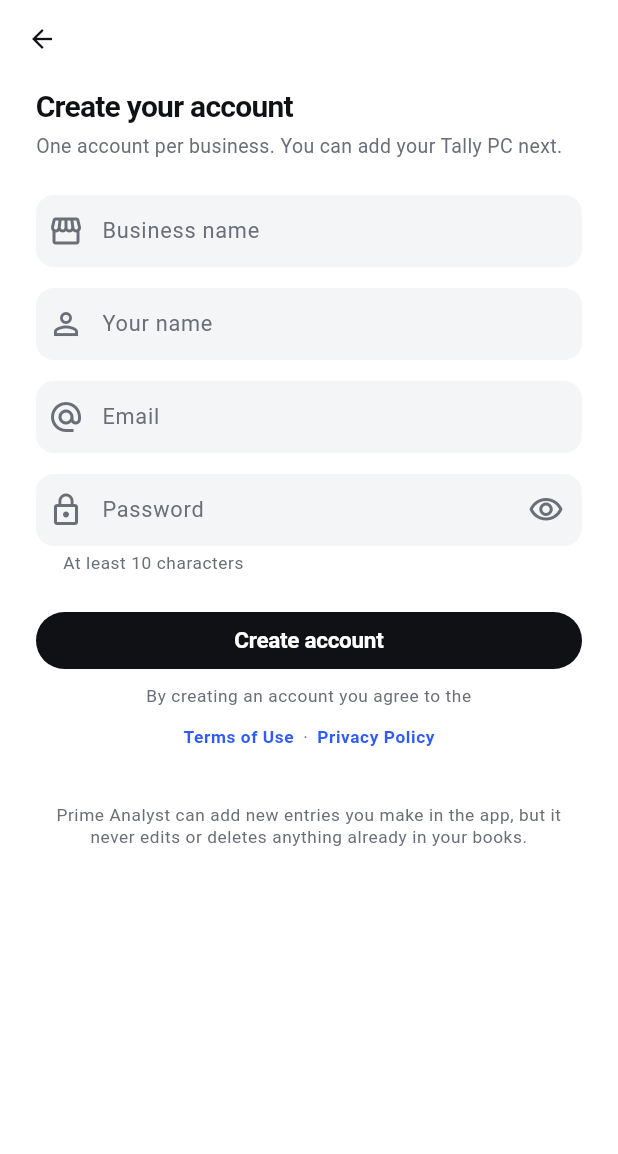
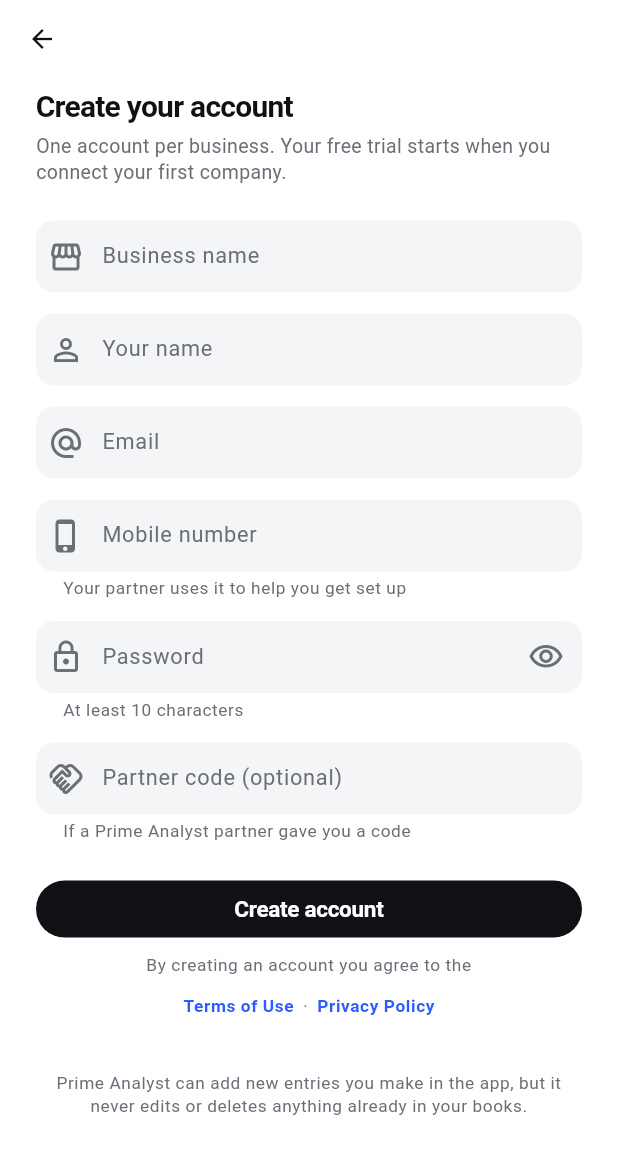
Before and after one commit to ShubhanshuPandey05/Tally_Application, a Flutter app: the SignUpScreen screen opened by its route, on a phone screen of 412 x 824 dp. Shown: the top 1154 px of the screen. Run offline on Flutter 3.47's test engine with Material 3 defaults, Android fonts, the phone set to English and light mode, and no system bars; our stand-ins replace decimal, dio, fl_chart, flutter_riverpod, flutter_secure_storage, go_router and 5 more; missing offline and left inert: mobile_scanner; accounts and stored records are empty; network calls fail.

Commit message:
Ask for a phone and partner code in the app, and show the trial
Signup now asks for a mobile number and offers an optional partner-code
box that is checked as the person types: the partner's name appears
under a valid code, an unknown code is flagged inline and holds the
button until it is fixed or cleared, and a check that could not be made
does not block anything because the server checks again.

Accounts made before the number was asked for are sent to an "add your
mobile number" screen at their next sign-in; for an admin of a business
still waiting for approval, that is what starts the free trial. The
subscription card says when the trial starts and when it ends.

Co-Authored-By: Claude Opus 5.5 (1M context) <noreply@anthropic.com>
Claude-Session: https://claude.ai/code/session_01Nn8tJQzzKMSqjbL1tfWJwA

```diff
--- a/apps/mobile/lib/src/features/auth/data/auth_repository.dart
+++ b/apps/mobile/lib/src/features/auth/data/auth_repository.dart
@@ -34,7 +34,9 @@ class AuthRepository {
     required String email,
     required String password,
     required String orgName,
+    required String phone,
     String? fullName,
+    String? partnerCode,
     String? deviceName,
   }) async {
     final Map<String, Object?> tokens = await _api.postJson(
@@ -44,11 +46,46 @@ class AuthRepository {
         'password': password,
         'org_name': orgName.trim(),
         'full_name': fullName?.trim(),
+        'phone': phone.trim(),
+        'partner_code': _blankToNull(partnerCode),
         'device_name': deviceName,
       },
     );
     await _persist(tokens);
     return me();
+  }
+
+  /// Whether [code] names a partner, for the live check under the signup
+  /// form's partner-code box. The server decides again at signup; this only
+  /// tells the person before they press the button.
+  Future<PartnerCodeCheck> checkPartnerCode(String code) async {
+    final Map<String, Object?> json = await _api.postJson(
+      '/v1/auth/partner-code',
+      body: <String, Object?>{'code': code.trim()},
+    );
+    return PartnerCodeCheck(
+      valid: json['valid'] as bool? ?? false,
+      partnerName: json['partner_name'] as String?,
+    );
+  }
+
+  /// Give an account made before phone numbers were asked for its number.
+  /// Answers with the account as it now stands -- for an admin of a business
+  /// waiting for approval, that is the account on its free trial.
+  Future<AppUser> addPhone({required String phone, String? partnerCode}) async {
+    final Map<String, Object?> json = await _api.postJson(
+      '/v1/auth/me/phone',
+      body: <String, Object?>{
+        'phone': phone.trim(),
+        'partner_code': _blankToNull(partnerCode),
+      },
+    );
+    return AppUser.fromJson(json);
+  }
+
+  static String? _blankToNull(String? value) {
+    final String trimmed = value?.trim() ?? '';
+    return trimmed.isEmpty ? null : trimmed;
   }
 
   /// Kept on the phone so a launch with no signal still knows who is signed
@@ -100,3 +137,14 @@ class AuthRepository {
     );
   }
 }
+
+/// The answer to "is this a partner code?".
+class PartnerCodeCheck {
+  const PartnerCodeCheck({required this.valid, this.partnerName});
+
+  final bool valid;
+
+  /// Shown under the box, so a mistyped digit that happens to land on another
+  /// partner's code is visible before the account is attributed to them.
+  final String? partnerName;
+}
--- /dev/null
+++ b/apps/mobile/lib/src/features/auth/presentation/partner_code_field.dart
@@ -0,0 +1,162 @@
+import 'dart:async';
+
+import 'package:flutter/material.dart';
+import 'package:flutter_riverpod/flutter_riverpod.dart';
+
+import '../../../app/theme.dart';
+import '../../../core/network/api_exception.dart';
+import '../application/auth_controller.dart';
+import '../data/auth_repository.dart';
+
+/// Where the live check under the partner-code box has got to.
+enum PartnerCodeState {
+  /// Nothing typed. The box is optional, so this is fine to submit.
+  empty,
+
+  /// Waiting for the typing to pause, or for the server's answer.
+  checking,
+
+  /// The server knows this code.
+  valid,
+
+  /// The server does not know this code. Submitting would be refused, so the
+  /// form holds the button until the box is fixed or cleared.
+  invalid,
+
+  /// The check itself failed -- no signal, or too many tries. Not a verdict on
+  /// the code, so the form lets it through and the server decides.
+  unknown;
+
+  /// Whether the form may be submitted with the box as it stands.
+  bool get allowsSubmit => this != invalid && this != checking;
+}
+
+/// The optional partner-code box, checked as it is typed.
+///
+/// Checked after the typing pauses rather than on every key, because each
+/// check is a request in a rate-limited bucket and a shop owner reading a code
+/// off a card types it a character at a time. Codes shorter than four
+/// characters are never sent: none can be valid, and "not valid" under a half-
+/// typed code reads as a mistake the person has not made yet.
+class PartnerCodeField extends ConsumerStatefulWidget {
+  const PartnerCodeField({
+    super.key,
+    required this.controller,
+    required this.onStateChanged,
+  });
+
+  final TextEditingController controller;
+  final ValueChanged<PartnerCodeState> onStateChanged;
+
+  @override
+  ConsumerState<PartnerCodeField> createState() => _PartnerCodeFieldState();
+}
+
+class _PartnerCodeFieldState extends ConsumerState<PartnerCodeField> {
+  static const Duration _pause = Duration(milliseconds: 600);
+  static const int _shortest = 4;
+
+  Timer? _debounce;
+  PartnerCodeState _state = PartnerCodeState.empty;
+  String? _partnerName;
+
+  /// The text the latest request was for. An answer for anything else arrived
+  /// after the person kept typing, and is dropped rather than shown under a
+  /// code it was not about.
+  String _asked = '';
+
+  @override
+  void dispose() {
+    _debounce?.cancel();
+    super.dispose();
+  }
+
+  void _set(PartnerCodeState state, {String? partnerName}) {
+    if (!mounted) return;
+    setState(() {
+      _state = state;
+      _partnerName = partnerName;
+    });
+    widget.onStateChanged(state);
+  }
+
+  void _changed(String raw) {
+    _debounce?.cancel();
+    final String code = raw.trim().toUpperCase();
+    if (code.isEmpty) {
+      _asked = '';
+      _set(PartnerCodeState.empty);
+      return;
+    }
+    _set(PartnerCodeState.checking);
+    _debounce = Timer(_pause, () => _check(code));
+  }
+
+  Future<void> _check(String code) async {
+    _asked = code;
+    if (code.length < _shortest) {
+      _set(PartnerCodeState.invalid);
+      return;
+    }
+    try {
+      final PartnerCodeCheck answer =
+          await ref.read(authRepositoryProvider).checkPartnerCode(code);
+      if (_asked != code) return;
+      _set(
+        answer.valid ? PartnerCodeState.valid : PartnerCodeState.invalid,
+        partnerName: answer.partnerName,
+      );
+    } on ApiException {
+      if (_asked != code) return;
+      _set(PartnerCodeState.unknown);
+    }
+  }
+
+  @override
+  Widget build(BuildContext context) {
+    final String? name = _partnerName;
+    final String? helper = switch (_state) {
+      PartnerCodeState.empty => 'If a Prime Analyst partner gave you a code',
+      PartnerCodeState.checking => 'Checking…',
+      PartnerCodeState.valid =>
+        name == null || name.isEmpty ? 'Valid partner code' : 'Partner: $name',
+      PartnerCodeState.unknown => 'Could not check the code now. It is checked again '
+          'when you continue.',
+      PartnerCodeState.invalid => null,
+    };
+
+    return TextFormField(
+      controller: widget.controller,
+      textCapitalization: TextCapitalization.characters,
+      textInputAction: TextInputAction.next,
+      autocorrect: false,
+      enableSuggestions: false,
+      onChanged: _changed,
+      decoration: InputDecoration(
+        labelText: 'Partner code (optional)',
+        prefixIcon: const Icon(Icons.handshake_outlined),
+        helperText: helper,
+        helperStyle: _state == PartnerCodeState.valid
+            ? TextStyle(color: context.positiveColor)
+            : null,
+        // Inline, under the box, rather than in the form's error banner: it
+        // is about this one field, and clearing the box is the other fix.
+        errorText: _state == PartnerCodeState.invalid
+            ? 'This partner code is not valid. Check it, or leave it empty.'
+            : null,
+        suffixIcon: switch (_state) {
+          PartnerCodeState.checking => const Padding(
+              padding: EdgeInsets.all(14),
+              child: SizedBox.square(
+                dimension: 16,
+                child: CircularProgressIndicator(strokeWidth: 2),
+              ),
+            ),
+          PartnerCodeState.valid =>
+            Icon(Icons.check_circle, color: context.positiveColor),
+          _ => null,
+        },
+      ),
+    );
+  }
+}
--- a/apps/mobile/lib/src/features/auth/presentation/sign_up_screen.dart
+++ b/apps/mobile/lib/src/features/auth/presentation/sign_up_screen.dart
@@ -6,6 +6,8 @@ import '../../../app/router.dart';
 import '../../../app/theme.dart';
 import '../../legal/presentation/legal_screen.dart';
 import '../application/auth_controller.dart';
+import '../domain/phone.dart';
+import 'partner_code_field.dart';
 
 class SignUpScreen extends ConsumerStatefulWidget {
   const SignUpScreen({super.key});
@@ -20,6 +22,9 @@ class _SignUpScreenState extends ConsumerState<SignUpScreen> {
   final TextEditingController _name = TextEditingController();
   final TextEditingController _email = TextEditingController();
   final TextEditingController _password = TextEditingController();
+  final TextEditingController _phone = TextEditingController();
+  final TextEditingController _partnerCode = TextEditingController();
+  PartnerCodeState _codeState = PartnerCodeState.empty;
   bool _busy = false;
   bool _obscure = true;
 
@@ -29,17 +34,24 @@ class _SignUpScreenState extends ConsumerState<SignUpScreen> {
     _name.dispose();
     _email.dispose();
     _password.dispose();
+    _phone.dispose();
+    _partnerCode.dispose();
     super.dispose();
   }
 
   Future<void> _submit() async {
     if (!(_form.currentState?.validate() ?? false)) return;
+    // A code the server has said is wrong would only be refused again; the
+    // box already says why, and clearing it is one of the two fixes.
+    if (!_codeState.allowsSubmit) return;
     setState(() => _busy = true);
     await ref.read(authControllerProvider.notifier).signUp(
           email: _email.text,
           password: _password.text,
           orgName: _business.text,
+          phone: _phone.text,
           fullName: _name.text,
+          partnerCode: _partnerCode.text,
         );
     if (mounted) setState(() => _busy = false);
   }
@@ -70,7 +82,8 @@ class _SignUpScreenState extends ConsumerState<SignUpScreen> {
                     Text('Create your account', style: theme.textTheme.headlineSmall),
                     const SizedBox(height: 6),
                     Text(
-                      'One account per business. You can add your Tally PC next.',
+                      'One account per business. Your free trial starts when you '
+                      'connect your first company.',
                       style: theme.textTheme.bodyMedium
                           ?.copyWith(color: context.mutedColor),
                     ),
@@ -111,6 +124,19 @@ class _SignUpScreenState extends ConsumerState<SignUpScreen> {
                     ),
                     const SizedBox(height: 14),
                     TextFormField(
+                      controller: _phone,
+                      keyboardType: TextInputType.phone,
+                      textInputAction: TextInputAction.next,
+                      autofillHints: const <String>[AutofillHints.telephoneNumber],
+                      decoration: const InputDecoration(
+                        labelText: 'Mobile number',
+                        helperText: 'Your partner uses it to help you get set up',
+                        prefixIcon: Icon(Icons.phone_iphone),
+                      ),
+                      validator: validatePhone,
+                    ),
+                    const SizedBox(height: 14),
+                    TextFormField(
                       controller: _password,
                       obscureText: _obscure,
                       textInputAction: TextInputAction.done,
@@ -134,6 +160,12 @@ class _SignUpScreenState extends ConsumerState<SignUpScreen> {
                           ? 'Use at least 10 characters'
                           : null,
                     ),
+                    const SizedBox(height: 14),
+                    PartnerCodeField(
+                      controller: _partnerCode,
+                      onStateChanged: (PartnerCodeState state) =>
+                          setState(() => _codeState = state),
+                    ),
                     if (error != null) ...<Widget>[
                       const SizedBox(height: 16),
                       Container(
@@ -151,7 +183,7 @@ class _SignUpScreenState extends ConsumerState<SignUpScreen> {
                     ],
                     const SizedBox(height: 24),
                     FilledButton(
-                      onPressed: _busy ? null : _submit,
+                      onPressed: _busy || !_codeState.allowsSubmit ? null : _submit,
                       child: _busy
                           ? const SizedBox(
                               width: 20,
--- a/apps/mobile/lib/src/features/dashboard/presentation/dashboard_screen.dart
+++ b/apps/mobile/lib/src/features/dashboard/presentation/dashboard_screen.dart
@@ -976,7 +976,7 @@ class _NoCompaniesScreen extends ConsumerWidget {
               : Icons.lock_outline,
           title: subscription.isAwaitingApproval
               ? 'Almost there'
-              : subscription.status.label,
+              : subscription.stateLabel,
           // The server's wording, not a second version of it written here.
           message: user?.role.isAdmin ?? false
               ? subscription.message
--- a/apps/mobile/lib/src/features/subscription/domain/subscription.dart
+++ b/apps/mobile/lib/src/features/subscription/domain/subscription.dart
@@ -48,6 +48,9 @@ class OrgSubscription {
     this.companiesUsed = 0,
     this.expiresAt,
     this.message = '',
+    this.isTrial = false,
+    this.trialStartedAt,
+    this.trialDays,
   });
 
   final SubscriptionStatus status;
@@ -69,6 +72,30 @@ class OrgSubscription {
   /// Written by the backend for a shop owner, and always naming the way out.
   /// Empty when the account is live.
   final String message;
+
+  /// On the free trial rather than a plan somebody approved.
+  final bool isTrial;
+
+  /// When the trial's days started counting: the first company the business
+  /// linked of its own. Null on a trial means it has not started yet, and
+  /// [expiresAt] is then null too.
+  final DateTime? trialStartedAt;
+
+  /// How long the trial runs once it starts. Sent only on a trial.
+  final int? trialDays;
+
+  /// A trial that has been given but whose clock is not running yet -- the
+  /// business has not linked a company of its own.
+  bool get isTrialWaitingToStart => isTrial && trialStartedAt == null;
+
+  /// The word for the account's state, trial included. [SubscriptionStatus]
+  /// alone says "Active" for a trial, which is true and not what an owner
+  /// needs to read.
+  String get stateLabel {
+    if (isTrial) return isExpired ? 'Trial ended' : 'Free trial';
+    if (isExpired) return 'Expired';
+    return status.label;
+  }
 
   /// True while the account is genuinely waiting on somebody, as opposed to
   /// having been switched off. The two need different words: one is "nearly
@@ -108,5 +135,10 @@ class OrgSubscription {
             ? null
             : DateTime.tryParse(json['expires_at'] as String)?.toLocal(),
         message: json['message'] as String? ?? '',
+        isTrial: json['is_trial'] as bool? ?? false,
+        trialStartedAt: json['trial_started_at'] == null
+            ? null
+            : DateTime.tryParse(json['trial_started_at'] as String)?.toLocal(),
+        trialDays: (json['trial_days'] as num?)?.toInt(),
       );
 }
```
Also changed, not shown: apps/mobile/lib/src/app/router.dart (+16 -0 lines), apps/mobile/lib/src/features/auth/application/auth_controller.dart (+14 -0 lines), apps/mobile/lib/src/features/auth/domain/app_user.dart (+16 -0 lines), apps/mobile/lib/src/features/auth/domain/phone.dart (added, +32 -0 lines), apps/mobile/lib/src/features/auth/presentation/add_phone_screen.dart (added, +151 -0 lines), apps/mobile/lib/src/features/subscription/presentation/subscription_notice.dart (+20 -6 lines), 5 other files.
